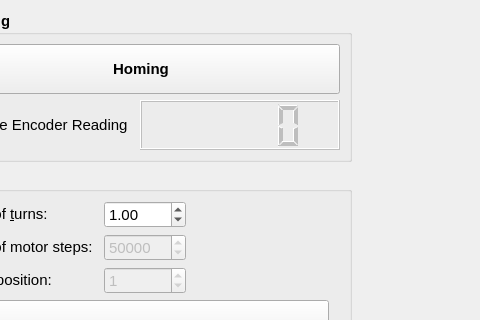
Before: the Qt Designer form helmholtz/gui/ui/motorintegratorwidget.ui in lnls-ima/helmholtz-coil-control, drawn with Qt 5; both pictures show x 124 to 604 and y 0 to 320 of the 952 by 590 pixel window.
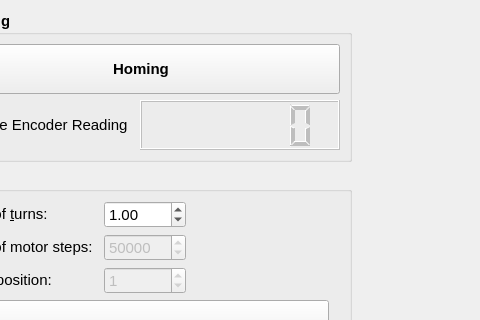
After: the same form once the commit is applied. Icons and pictures are not drawn.

Diff of the .ui file:
```diff
--- a/helmholtz/gui/ui/motorintegratorwidget.ui
+++ b/helmholtz/gui/ui/motorintegratorwidget.ui
@@ -53,6 +53,9 @@
             <bold>false</bold>
            </font>
           </property>
+          <property name="digitCount">
+           <number>6</number>
+          </property>
          </widget>
         </item>
         <item row="1" column="0">
```
Left out of the diff: 2 changed lines with no effect on the pictures.
